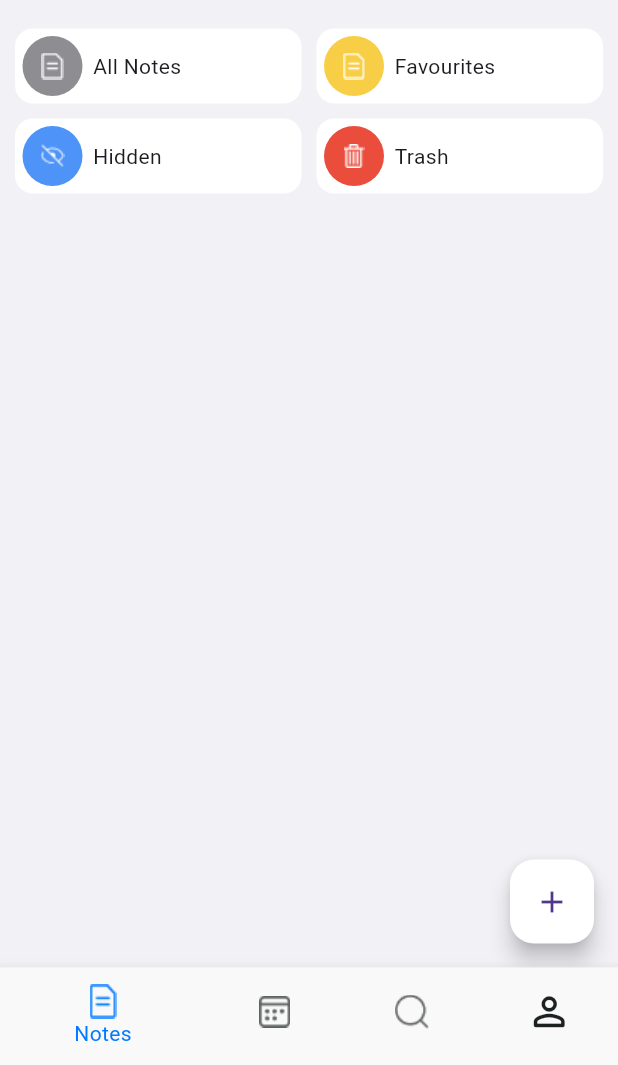
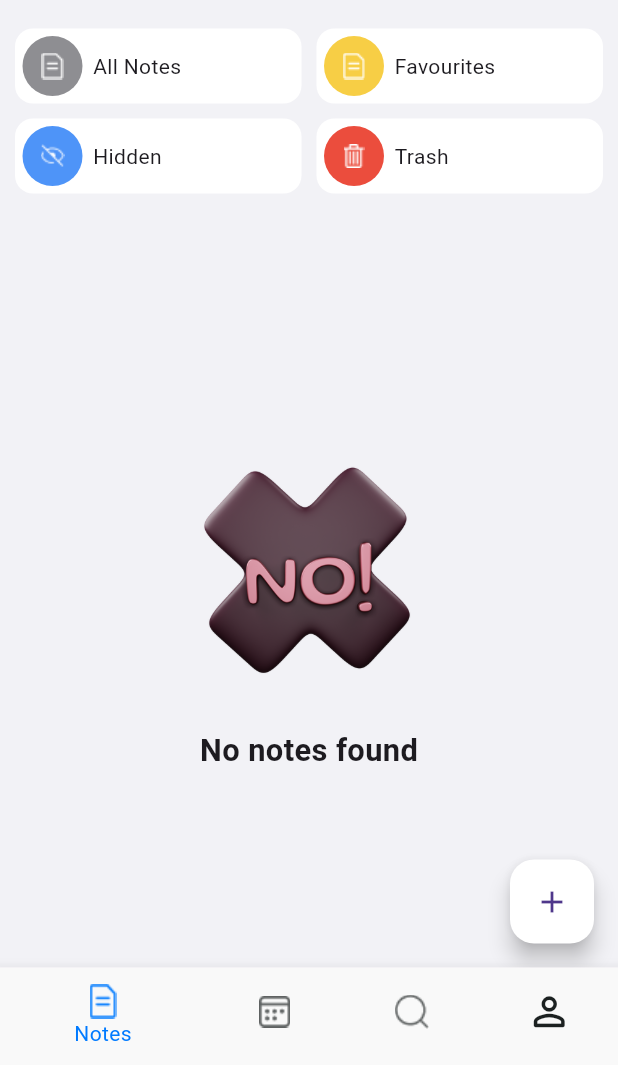
Before and after one commit to 00Osama/text-markt, a Flutter app: the screen it shows once a user with an empty profile is signed in, on a phone screen of 412 x 824 dp, the part 171-1236 px from its top. Run offline on Flutter 3.47's test engine with Material 3 defaults, Android fonts, the phone set to English and light mode, and no system bars; our stand-ins replace cloud_firestore, firebase_auth, firebase_core, loading_animation_widget; missing offline and left inert: animated_segmented_tab_control; accounts and stored records are empty.

Commit message:
basic part of notes screen

```diff
--- a/lib/globals.dart
+++ b/lib/globals.dart
@@ -1,3 +1,5 @@
 import 'package:textmarkt/models/user.dart';
+import 'package:textmarkt/models/note.dart';
 
 UserInfoData? user;
+List<Note> myNotes = [];
--- a/lib/pages/main_pages/notes.dart
+++ b/lib/pages/main_pages/notes.dart
@@ -1,39 +1,55 @@
+import 'package:cloud_firestore/cloud_firestore.dart';
+import 'package:firebase_auth/firebase_auth.dart';
 import 'package:flutter/material.dart';
-import 'package:textmarkt/pages/sub_pages/create_note.dart';
+import 'package:loading_animation_widget/loading_animation_widget.dart';
+import 'package:textmarkt/globals.dart';
+import 'package:textmarkt/models/note.dart';
+import 'package:textmarkt/pages/sub_pages/create_or_update_note.dart';
 import 'package:textmarkt/search/search_bar.dart';
 import 'package:textmarkt/widgets/note_section.dart';
+import 'package:textmarkt/widgets/notes_builder.dart';
 
-class Notes extends StatelessWidget {
+class Notes extends StatefulWidget {
   const Notes({super.key});
 
+  @override
+  State<Notes> createState() => _NotesState();
+}
+
+class _NotesState extends State<Notes> {
   String getMonthName(int monthNumber) {
-    if (monthNumber == 1) {
-      return "January";
-    } else if (monthNumber == 2) {
-      return "February";
-    } else if (monthNumber == 3) {
-      return "March";
-    } else if (monthNumber == 4) {
-      return "April";
-    } else if (monthNumber == 5) {
-      return "May";
-    } else if (monthNumber == 6) {
-      return "June";
-    } else if (monthNumber == 7) {
-      return "July";
-    } else if (monthNumber == 8) {
-      return "August";
-    } else if (monthNumber == 9) {
-      return "September";
-    } else if (monthNumber == 10) {
-      return "October";
-    } else if (monthNumber == 11) {
-      return "November";
-    } else if (monthNumber == 12) {
-      return "December";
-    } else {
-      return "Invalid month";
+    const monthNames = [
+      "Invalid month",
+      "January",
+      "February",
+      "March",
+      "April",
+      "May",
+      "June",
+      "July",
+      "August",
+      "September",
+      "October",
+      "November",
+      "December"
+    ];
+    return (monthNumber >= 1 && monthNumber <= 12)
+        ? monthNames[monthNumber]
+        : "Invalid month";
+  }
+
+  Future<List<Note>> getUserNotes() async {
+    if (myNotes.isEmpty) {
+      QuerySnapshot response = await FirebaseFirestore.instance
+          .collection('users')
+          .doc(FirebaseAuth.instance.currentUser!.email)
+          .collection('allNotes')
+          .get();
+      myNotes = response.docs
+          .map((doc) => Note.fromJson(doc.data() as Map<String, dynamic>))
+          .toList();
     }
+    return myNotes;
   }
 
   @override
@@ -41,6 +57,8 @@ class Notes extends StatelessWidget {
     DateTime today = DateTime.now();
     String monthName = getMonthName(today.month);
     double responsiveFontSize = MediaQuery.of(context).size.width * 0.05;
+    final screenWidth = MediaQuery.sizeOf(context).width;
+    final screenHeight = MediaQuery.sizeOf(context).height;
 
     return Scaffold(
       backgroundColor: const Color(0xffF2F2F6),
@@ -80,18 +98,20 @@ class Notes extends StatelessWidget {
           Navigator.push(
             context,
             MaterialPageRoute(
-              builder: (context) => const CreateNote(),
+              builder: (context) => const CreateOrUpdateNote(
+                operation: 'add',
+              ),
             ),
           );
         },
         child: const Icon(Icons.add),
       ),
-      body: ListView(
-        children: const [
-          SizedBox(height: 15),
-          MyearchBar(),
-          SizedBox(height: 19),
-          Padding(
+      body: Column(
+        children: [
+          const SizedBox(height: 15),
+          const MyearchBar(),
+          const SizedBox(height: 19),
+          const Padding(
             padding: EdgeInsets.symmetric(horizontal: 10),
             child: Row(
               mainAxisAlignment: MainAxisAlignment.center,
@@ -110,8 +130,8 @@ class Notes extends StatelessWidget {
               ],
             ),
           ),
-          SizedBox(height: 10),
-          Padding(
+          const SizedBox(height: 10),
+          const Padding(
             padding: EdgeInsets.symmetric(horizontal: 10),
             child: Row(
               mainAxisAlignment: MainAxisAlignment.center,
@@ -130,8 +150,79 @@ class Notes extends StatelessWidget {
               ],
             ),
           ),
-          SizedBox(height: 19),
-          ////  notes here
+          const SizedBox(height: 19),
+          FutureBuilder<List<Note>>(
+            future: getUserNotes(),
+            builder: (context, snapshot) {
+              if (snapshot.connectionState == ConnectionState.waiting) {
+                return Expanded(
+                  child: Column(
+                    children: [
+                      const Spacer(flex: 1),
+                      LoadingAnimationWidget.threeRotatingDots(
+                        color: const Color.fromARGB(255, 67, 143, 224),
+                        size: 90,
+                      ),
+                      const Spacer(flex: 1),
+                    ],
+                  ),
+                );
+              } else if (snapshot.hasError) {
+                return Expanded(
+                  child: Column(
+                    mainAxisAlignment: MainAxisAlignment.center,
+                    children: [
+                      const Spacer(flex: 1),
+                      Image.asset(
+                        'assets/images/error.png',
+                        width: screenHeight * 0.5,
+                        height: screenHeight * 0.25,
+                        fit: BoxFit.contain,
+                      ),
+                      SizedBox(height: screenHeight * 0.04),
+                      Text(
+                        'Unexpected error occurred',
+                        style: TextStyle(
+                          fontWeight: FontWeight.bold,
+                          fontSize: screenWidth * 0.05,
+                        ),
+                      ),
+                      const Spacer(flex: 1),
+                    ],
+                  ),
+                );
+              } else if (!snapshot.hasData || snapshot.data!.isEmpty) {
+                return Expanded(
+                  child: Column(
+                    mainAxisAlignment: MainAxisAlignment.center,
+                    children: [
+                      const Spacer(flex: 1),
+                      Image.asset(
+                        'assets/images/no.png',
+                        width: screenHeight * 0.5,
+                        height: screenHeight * 0.25,
+                        fit: BoxFit.contain,
+                      ),
+                      Text(
+                        'No notes found',
+                        style: TextStyle(
+                          fontWeight: FontWeight.bold,
+                          fontSize: screenWidth * 0.05,
+                        ),
+                      ),
+                      const Spacer(flex: 1),
+                    ],
+                  ),
+                );
+              }
+
+              return Expanded(
+                child: NotesBuilder(
+                  notes: snapshot.data!,
+                ),
+              );
+            },
+          ),
         ],
       ),
     );
--- /dev/null
+++ b/lib/widgets/notes_builder.dart
@@ -0,0 +1,23 @@
+import 'package:flutter/material.dart';
+import 'package:textmarkt/models/note.dart';
+import 'package:textmarkt/widgets/note_item.dart';
+
+class NotesBuilder extends StatelessWidget {
+  const NotesBuilder({
+    super.key,
+    required this.notes,
+  });
+
+  final List<Note> notes;
+
+  @override
+  Widget build(BuildContext context) {
+    return ListView.builder(
+      itemCount: notes.length,
+      itemBuilder: (context, index) {
+        final note = notes[index];
+        return NoteItem(note: note);
+      },
+    );
+  }
+}
```
Also changed, not shown: lib/pages/sub_pages/create_note.dart (deleted, +0 -168 lines), lib/pages/sub_pages/create_or_update_note.dart (added, +225 -0 lines), lib/widgets/note_item.dart (added, +71 -0 lines), assets/images/error.png (added), assets/images/no.png (added).
